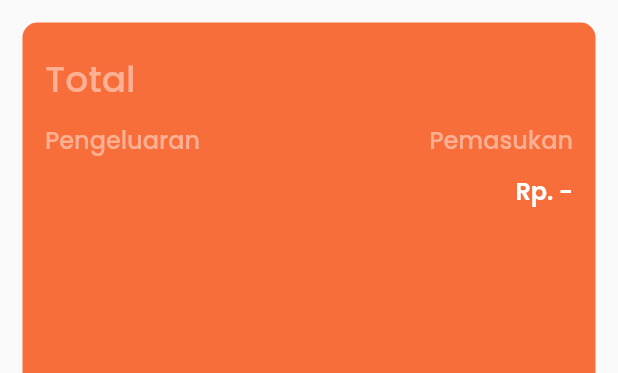
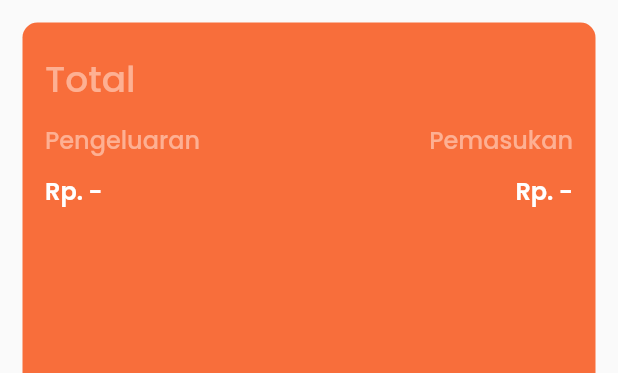
Before and after one commit to ardhia137/cuanku, a Flutter app: the CardWidget widget shown alone on an empty page, opened directly, on a phone screen of 412 x 824 dp. Shown: the top 373 px of the screen. Run offline on Flutter 3.47's test engine with Material 2 defaults, Android fonts, the phone set to English and light mode, and no system bars; our stand-ins replace bloc, equatable, flutter_bloc, google_fonts, shared_preferences, sqflite; accounts and stored records are empty.

Commit message:
statemanagement home beres

```diff
--- /dev/null
+++ b/lib/cubit/pemasukan_cubit.dart
@@ -0,0 +1,18 @@
+import 'package:bloc/bloc.dart';
+import 'package:cuanku/services/dataServices.dart';
+import 'package:equatable/equatable.dart';
+
+part 'pemasukan_state.dart';
+
+class PemasukanCubit extends Cubit<PemasukanState> {
+  PemasukanCubit() : super(PemasukanInitial());
+  void pemasukan()async{
+     try {
+      var a = await DataServices().pemasukan();
+      emit(PemasukanSuccess(a));
+    } catch (e) {
+      print(e);
+      emit(PemasukanGagal(e.toString()));
+    }
+  }
+}
--- /dev/null
+++ b/lib/cubit/pemasukan_state.dart
@@ -0,0 +1,22 @@
+part of 'pemasukan_cubit.dart';
+
+abstract class PemasukanState extends Equatable {
+  const PemasukanState();
+
+  @override
+  List<Object> get props => [];
+}
+
+class PemasukanInitial extends PemasukanState {}
+class PemasukanSuccess extends PemasukanState{
+  var data = 0;
+  PemasukanSuccess(this.data);
+  @override
+  List<Object> get props => [data];
+}
+class PemasukanGagal extends PemasukanState{
+  final String error;
+  const PemasukanGagal(this.error);
+  @override
+  List<Object> get props => [error];
+}
--- a/lib/cubit/pengeluaran_state.dart
+++ b/lib/cubit/pengeluaran_state.dart
@@ -10,7 +10,8 @@ abstract class PengeluaranState extends Equatable {
 class PengeluaranInitial extends PengeluaranState {}
 
 class PengeluaranSuccess extends PengeluaranState{
-  var data;
+  var data = 0;
+
   PengeluaranSuccess(this.data);
   @override
   List<Object> get props => [data];
--- a/lib/main.dart
+++ b/lib/main.dart
@@ -1,3 +1,4 @@
+import 'package:cuanku/cubit/pemasukan_cubit.dart';
 import 'package:cuanku/cubit/pengeluaran_cubit.dart';
 import 'package:cuanku/screen/homeScreen.dart';
 import 'package:cuanku/screen/tabBarScreen.dart';
@@ -26,6 +27,10 @@ class MyApp extends StatelessWidget {
           create: (context) => PengeluaranCubit(),
 
         ),
+         BlocProvider(
+          create: (context) => PemasukanCubit(),
+
+        ),
       ],
         child:MaterialApp(
       debugShowCheckedModeBanner: false,
--- a/lib/services/dataServices.dart
+++ b/lib/services/dataServices.dart
@@ -1,9 +1,12 @@
-import 'dart:ffi';
+
 
 import 'package:cuanku/model/dataModel.dart';
+import 'package:shared_preferences/shared_preferences.dart';
 import 'package:sqflite/sqflite.dart';
 
 class DataServices {
+
+
   Database? db;
   Future open() async {
     db = await openDatabase('cuanku.db', version: 1,
@@ -24,9 +27,9 @@ class DataServices {
 
     Future<Database> get database async {
     if (db == null) {
-      print(db);
       db = await open();
     }
+      print(db);
     return db!;
   }
 
@@ -40,16 +43,21 @@ class DataServices {
 
 Future<int?> insertdata()async{
   try {
+    final prefs = await SharedPreferences.getInstance();
+    // await prefs.setInt('saldo', 0);
     Database? db = await this.database;
     int? count = await db.insert('data', {
     'nominal':1000,
     'deskripsi':'test',
     'tanggal':'10-10-10',
     'judul':'hanya test',
-    'kategori':'pemasukan',
+    'kategori':'pengeluaran',
 
   });
-  print(count);
+  var saldo = prefs.getInt('saldo') == null ? 0 : prefs.getInt('saldo');
+  var saldo_akhir = saldo! - 1000;
+  await prefs.setInt('saldo', saldo_akhir);
+  print(saldo_akhir);
   return count;
   } catch (e) {
     print(e);
@@ -65,11 +73,24 @@ Future<List<DataModel>> getdatalist() async {
     print(datalist);
     return datalist;
   }
-Future<Object?> pengeluaran() async{
+Future pengeluaran() async{
     Database? db = await this.database;
     var data = await db.rawQuery("select sum(nominal) as pengeluaran from data where kategori = 'pengeluaran'");
-    print(data[0]['pengeluaran']);
+    // print(data[0]['pengeluaran']);
     return data[0]['pengeluaran'];
 
 }
+
+Future pemasukan() async{
+   Database? db = await this.database;
+    var data = await db.rawQuery("select sum(nominal) as pemasukan from data where kategori = 'pemasukan'");
+    // print(data[0]['pemasukan']);
+    return data[0]['pemasukan'];
 }
+Future hapus() async{
+   Database? db = await this.database;
+    var data = await db.rawQuery("delete from data where id = 1");
+    // print(data[0]['pemasukan']);
+    return "oke";
+}
+}
--- a/lib/widget/cardWidget.dart
+++ b/lib/widget/cardWidget.dart
@@ -1,4 +1,5 @@
 // import 'package:cuanku/cubit/data_cubit.dart';
+import 'package:cuanku/cubit/pemasukan_cubit.dart';
 import 'package:cuanku/cubit/pengeluaran_cubit.dart';
 import 'package:cuanku/theme.dart';
 import 'package:flutter/material.dart';
@@ -12,11 +13,7 @@ class CardWidget extends StatelessWidget {
   @override
   Widget build(BuildContext context) {
     context.read<PengeluaranCubit>().pengeluaran();
-    // RepositoryProvider.of<DataCubit>(context).pengeluaran();
-    // RepositoryProvider.of<DataCubit>(context).state;
-    // var a = context.read<DataCubit>().pengeluaran();
-    // DataCubit(context.read<DataCubit>().pengeluaran())
-    // context.read<DataCubit>().state;
+    context.read<PemasukanCubit>().pemasukan();
     return Container(
       margin: EdgeInsets.only(top: 15,bottom: 10,left: 15,right: 15),
       padding: EdgeInsets.only(top: 20,bottom: 16,left: 15,right: 15),
@@ -59,15 +56,31 @@ class CardWidget extends StatelessWidget {
                 fontSize: 16
               ),);
             } else {
-              return SizedBox();
+              return  Text("Rp. -",style: whiteTextStyle.copyWith(
+                fontWeight: semibold,
+                fontSize: 16
+              ),);
             }
           },
         ),
 
-               Text("Rp. -",style: whiteTextStyle.copyWith(
+               BlocBuilder<PemasukanCubit, PemasukanState>(
+          builder: (context, state) {
+            // context.read<DataCubit>().pengeluaran();
+            if (state is PemasukanSuccess) {
+              print(state);
+              return Text("Rp. ${formatCurrency.format(state.data)}",style: whiteTextStyle.copyWith(
                 fontWeight: semibold,
                 fontSize: 16
-              ),),
+              ),);
+            } else {
+              return  Text("Rp. -",style: whiteTextStyle.copyWith(
+                fontWeight: semibold,
+                fontSize: 16
+              ),);
+            }
+          },
+        ),
             ],
           )
         ],
--- a/pubspec.yaml
+++ b/pubspec.yaml
@@ -40,6 +40,7 @@ dependencies:
   http: ^0.13.4
   sqflite:
   intl: ^0.17.0
+  shared_preferences: ^2.0.15
 
 dev_dependencies:
   flutter_test:
```
Also changed, not shown: lib/screen/homeScreen.dart (+13 -6 lines), lib/widget/appbarWidget.dart (+33 -11 lines), pubspec.lock.
